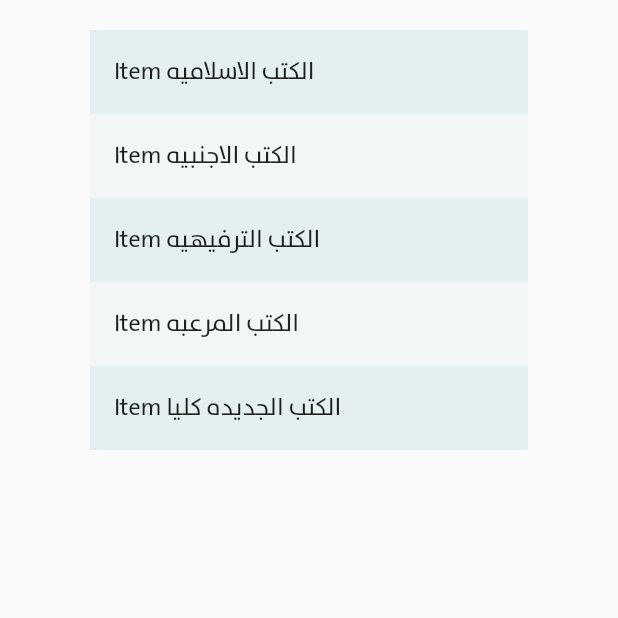
After one commit to ahmedhegazydev/cts-flutter, a Flutter app: the ReorderableListViewWidget screen opened directly, on a phone screen of 412 x 824 dp, the top half of it. The commit adds this screen. Run offline on Flutter 3.47's test engine with Material 2 defaults, Android fonts, the phone set to English and light mode, and no system bars; our stand-ins replace contained_tab_bar_view, dio, dropdown_button2, flutter_colorpicker, flutter_typeahead, get and 3 more; missing offline and left inert: dart:ffi, encrypt, flutter_sound_lite; accounts and stored records are empty; network calls fail.

Commit message:
finishing toggling my fav list

```diff
--- a/lib/controllers/inbox_controller.dart
+++ b/lib/controllers/inbox_controller.dart
@@ -23,6 +23,7 @@ class InboxController extends GetxController {
   bool haveMoreData = true;
   bool addToList = true;
   bool showHideFilterScreen = false;
+  bool showHideMyFavListScreen = false;
 
   final GetCorrespondencesApi _correspondencesApi = GetCorrespondencesApi();
   final GetCorrespondencesAllAPI _getCorrespondencesAllAPI =
@@ -92,6 +93,11 @@ class InboxController extends GetxController {
 
    showFilterScreen(bool show){
     showHideFilterScreen = show;
+    update();
+  }
+
+  showMyFavListScreen(bool show){
+    showHideMyFavListScreen = show;
     update();
   }
 
--- a/lib/main.dart
+++ b/lib/main.dart
@@ -80,7 +80,11 @@ class MyApp extends StatelessWidget {
           ),
         ),
         getPages: [
-          GetPage(name: "/", page: () => LoginPage(), middlewares: [
+          GetPage(name: "/", page: () =>
+              // LoginPage(),
+              // LandingPage(),
+              InboxPage(),
+              middlewares: [
             AuthMiddleWare()
           ])
           ,       //SearchPage
--- a/lib/middleware/auth_middleware.dart
+++ b/lib/middleware/auth_middleware.dart
@@ -12,6 +12,7 @@ class AuthMiddleWare extends GetMiddleware {
     print(_secureStorage.readSecureData(AllStringConst.Token));
     if (_secureStorage.readSecureData(AllStringConst.Token) != null) {
       return const RouteSettings(name: "/Landing");
+      // return const RouteSettings(name: "/InboxPage");
       // return const RouteSettings(name: "/Filter");
     }
   }
--- /dev/null
+++ b/lib/screens/my_cart/MyFavListView.dart
@@ -0,0 +1,55 @@
+import 'package:flutter/material.dart';
+
+class ReorderableListViewWidget extends StatefulWidget {
+  const ReorderableListViewWidget({Key? key}) : super(key: key);
+
+  @override
+  State<ReorderableListViewWidget> createState() => _ReorderableListViewState();
+}
+
+class _ReorderableListViewState extends State<ReorderableListViewWidget> {
+  final List<int> _items = List<int>.generate(3, (int index) => index);
+  final List<String> texts3 = [
+    "الكتب الاسلاميه",
+    "الكتب الاجنبيه",
+    "الكتب الترفيهيه",
+    "الكتب المرعبه",
+    "الكتب الجديده كليا",
+  ];
+  @override
+  Widget build(BuildContext context) {
+    final ColorScheme colorScheme = Theme.of(context).colorScheme;
+    final Color oddItemColor = colorScheme.primary.withOpacity(0.05);
+    final Color evenItemColor = colorScheme.primary.withOpacity(0.15);
+
+    return Scaffold(
+      body: Container(
+        padding: const EdgeInsets.all(20),
+        color: Colors.transparent,
+        child: ReorderableListView(
+          padding: const EdgeInsets.symmetric(horizontal: 40),
+          children: <Widget>[
+            // for (int index = 0; index < _items.length; index += 1)
+            for (int index = 0; index < texts3.length; index += 1)
+              ListTile(
+                key: Key('$index'),
+                // tileColor: _items[index].isOdd ? oddItemColor : evenItemColor,
+                tileColor: index.isOdd ? oddItemColor : evenItemColor,
+                // title: Text('Item ${_items[index]}'),
+                title: Text('Item ${texts3[index]}'),
+              ),
+          ],
+          onReorder: (int oldIndex, int newIndex) {
+            setState(() {
+              if (oldIndex < newIndex) {
+                newIndex -= 1;
+              }
+              final int item = _items.removeAt(oldIndex);
+              _items.insert(newIndex, item);
+            });
+          },
+        ),
+      ),
+    );
+  }
+}
```
Also changed, not shown: lib/screens/Inbox_page.dart (+46 -4 lines), lib/screens/my_cart/CreateNewBasket.dart (added, +38 -0 lines), assets/images/favorites.png (added).
